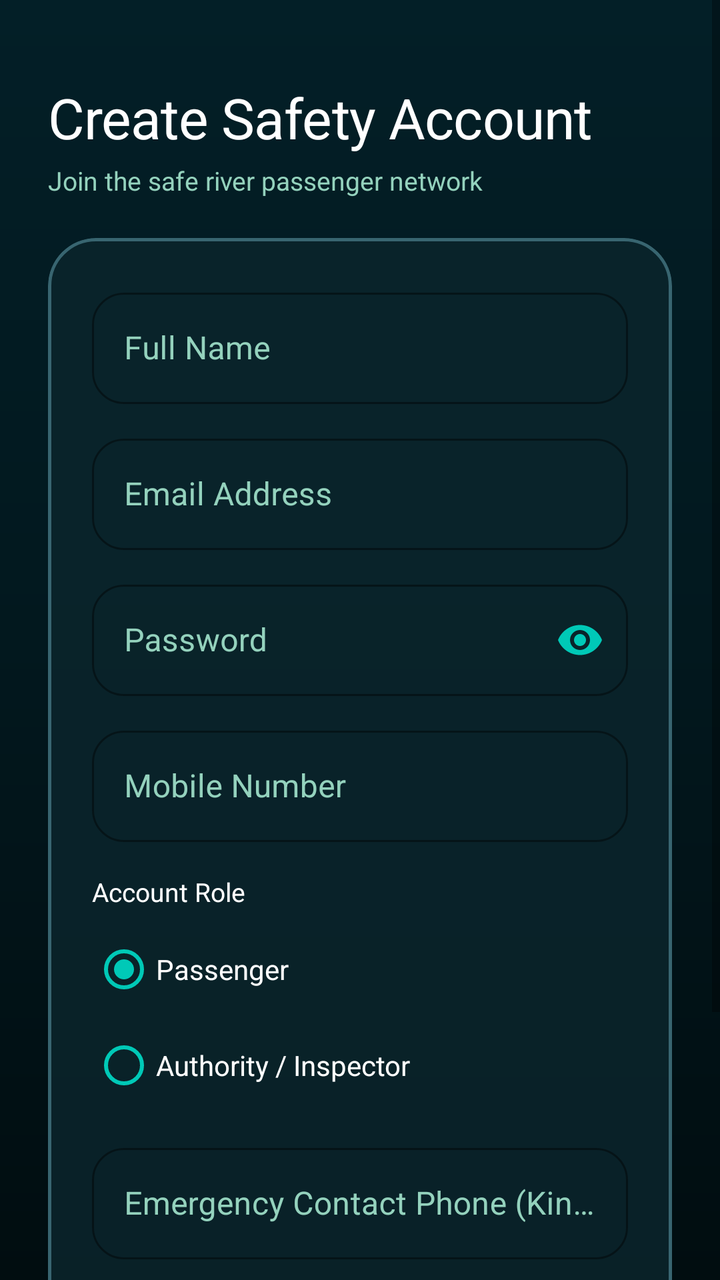
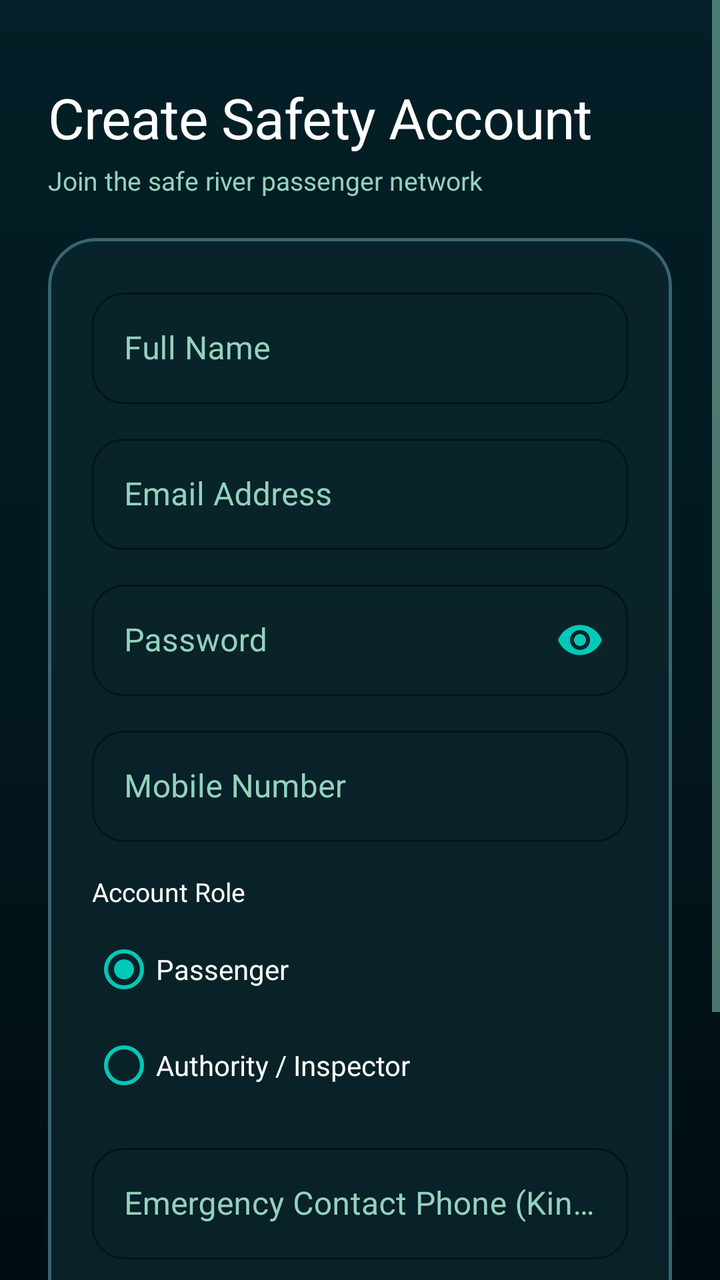

An Android layout rendered at two revisions. The XML below is the earlier revision; the diff shows what the commit changed to produce the second picture.
<!-- AndroidManifest.xml: application theme Theme.ShoreLine -->
<!-- res/layout/activity_register.xml -->
<?xml version="1.0" encoding="utf-8"?>
<ScrollView xmlns:android="http://schemas.android.com/apk/res/android"
    xmlns:app="http://schemas.android.com/apk/res-auto"
    xmlns:tools="http://schemas.android.com/tools"
    android:layout_width="match_parent"
    android:layout_height="match_parent"
    android:background="@drawable/bg_navara_gradient"
    android:fillViewport="true">

    <LinearLayout
        android:layout_width="match_parent"
        android:layout_height="wrap_content"
        android:orientation="vertical"
        android:padding="24dp">

        
        <TextView
            android:layout_width="wrap_content"
            android:layout_height="wrap_content"
            android:layout_marginTop="16dp"
            android:fontFamily="sans-serif-black"
            android:letterSpacing="-0.01"
            android:text="@string/title_register"
            android:textColor="@color/navara_text_title"
            android:textSize="28sp" />

        <TextView
            android:layout_width="wrap_content"
            android:layout_height="wrap_content"
            android:layout_marginTop="4dp"
            android:fontFamily="sans-serif-medium"
            android:text="Join the safe river passenger network"
            android:textColor="@color/navara_text_subtitle"
            android:textSize="13sp" />

        <com.google.android.material.card.MaterialCardView
            android:layout_width="match_parent"
            android:layout_height="wrap_content"
            android:layout_marginTop="20dp"
            app:cardBackgroundColor="@color/navara_glass_surface"
            app:cardCornerRadius="24dp"
            app:cardElevation="0dp"
            app:strokeColor="@color/navara_glass_border"
            app:strokeWidth="1.5dp">

            <LinearLayout
                android:layout_width="match_parent"
                android:layout_height="wrap_content"
                android:orientation="vertical"
                android:padding="22dp">

                
                <com.google.android.material.textfield.TextInputLayout
                    style="@style/Widget.MaterialComponents.TextInputLayout.OutlinedBox"
                    android:layout_width="match_parent"
                    android:layout_height="wrap_content"
                    android:hint="@string/label_full_name"
                    android:textColorHint="@color/navara_text_subtitle"
                    app:boxCornerRadiusBottomEnd="16dp"
                    app:boxCornerRadiusBottomStart="16dp"
                    app:boxCornerRadiusTopEnd="16dp"
                    app:boxCornerRadiusTopStart="16dp"
                    app:boxStrokeColor="@color/navara_neon_cyan"
                    app:hintTextColor="@color/navara_neon_cyan">

                    <com.google.android.material.textfield.TextInputEditText
                        android:id="@+id/etRegFullName"
                        android:layout_width="match_parent"
                        android:layout_height="wrap_content"
                        android:fontFamily="sans-serif"
                        android:inputType="textPersonName"
                        android:minHeight="@dimen/min_touch_target"
                        android:textColor="@color/navara_text_title" />
                </com.google.android.material.textfield.TextInputLayout>

                
                <com.google.android.material.textfield.TextInputLayout
                    style="@style/Widget.MaterialComponents.TextInputLayout.OutlinedBox"
                    android:layout_width="match_parent"
                    android:layout_height="wrap_content"
                    android:layout_marginTop="12dp"
                    android:hint="@string/label_email"
                    android:textColorHint="@color/navara_text_subtitle"
                    app:boxCornerRadiusBottomEnd="16dp"
                    app:boxCornerRadiusBottomStart="16dp"
                    app:boxCornerRadiusTopEnd="16dp"
                    app:boxCornerRadiusTopStart="16dp"
                    app:boxStrokeColor="@color/navara_neon_cyan"
                    app:hintTextColor="@color/navara_neon_cyan">

                    <com.google.android.material.textfield.TextInputEditText
                        android:id="@+id/etRegEmail"
                        android:layout_width="match_parent"
                        android:layout_height="wrap_content"
                        android:fontFamily="sans-serif"
                        android:inputType="textEmailAddress"
                        android:minHeight="@dimen/min_touch_target"
                        android:textColor="@color/navara_text_title" />
                </com.google.android.material.textfield.TextInputLayout>

                
                <com.google.android.material.textfield.TextInputLayout
                    style="@style/Widget.MaterialComponents.TextInputLayout.OutlinedBox"
                    android:layout_width="match_parent"
                    android:layout_height="wrap_content"
                    android:layout_marginTop="12dp"
                    android:hint="@string/label_password"
                    android:textColorHint="@color/navara_text_subtitle"
                    app:boxCornerRadiusBottomEnd="16dp"
                    app:boxCornerRadiusBottomStart="16dp"
                    app:boxCornerRadiusTopEnd="16dp"
                    app:boxCornerRadiusTopStart="16dp"
                    app:boxStrokeColor="@color/navara_neon_cyan"
                    app:hintTextColor="@color/navara_neon_cyan"
                    app:passwordToggleEnabled="true"
                    app:passwordToggleTint="@color/navara_neon_cyan">

                    <com.google.android.material.textfield.TextInputEditText
                        android:id="@+id/etRegPassword"
                        android:layout_width="match_parent"
                        android:layout_height="wrap_content"
                        android:fontFamily="sans-serif"
                        android:inputType="textPassword"
                        android:minHeight="@dimen/min_touch_target"
                        android:textColor="@color/navara_text_title" />
                </com.google.android.material.textfield.TextInputLayout>

                
                <com.google.android.material.textfield.TextInputLayout
                    style="@style/Widget.MaterialComponents.TextInputLayout.OutlinedBox"
                    android:layout_width="match_parent"
                    android:layout_height="wrap_content"
                    android:layout_marginTop="12dp"
                    android:hint="@string/label_phone"
                    android:textColorHint="@color/navara_text_subtitle"
                    app:boxCornerRadiusBottomEnd="16dp"
                    app:boxCornerRadiusBottomStart="16dp"
                    app:boxCornerRadiusTopEnd="16dp"
                    app:boxCornerRadiusTopStart="16dp"
                    app:boxStrokeColor="@color/navara_neon_cyan"
                    app:hintTextColor="@color/navara_neon_cyan">

                    <com.google.android.material.textfield.TextInputEditText
                        android:id="@+id/etRegPhone"
                        android:layout_width="match_parent"
                        android:layout_height="wrap_content"
                        android:fontFamily="sans-serif"
                        android:inputType="phone"
                        android:minHeight="@dimen/min_touch_target"
                        android:textColor="@color/navara_text_title" />
                </com.google.android.material.textfield.TextInputLayout>

                
                <TextView
                    android:layout_width="wrap_content"
                    android:layout_height="wrap_content"
                    android:layout_marginTop="16dp"
                    android:fontFamily="sans-serif-bold"
                    android:text="@string/label_role"
                    android:textColor="@color/navara_text_title"
                    android:textSize="13sp" />

                <RadioGroup
                    android:id="@+id/rgRole"
                    android:layout_width="match_parent"
                    android:layout_height="wrap_content"
                    android:layout_marginTop="6dp"
                    android:orientation="vertical">

                    <RadioButton
                        android:id="@+id/rbPassenger"
                        android:layout_width="match_parent"
                        android:layout_height="@dimen/min_touch_target"
                        android:buttonTint="@color/navara_neon_cyan"
                        android:checked="true"
                        android:fontFamily="sans-serif-medium"
                        android:text="@string/role_passenger"
                        android:textColor="@color/navara_text_title" />

                    <RadioButton
                        android:id="@+id/rbAdmin"
                        android:layout_width="match_parent"
                        android:layout_height="@dimen/min_touch_target"
                        android:buttonTint="@color/navara_neon_cyan"
                        android:fontFamily="sans-serif-medium"
                        android:text="@string/role_admin"
                        android:textColor="@color/navara_text_title" />
                </RadioGroup>

                
                <com.google.android.material.textfield.TextInputLayout
                    style="@style/Widget.MaterialComponents.TextInputLayout.OutlinedBox"
                    android:layout_width="match_parent"
                    android:layout_height="wrap_content"
                    android:layout_marginTop="12dp"
                    android:hint="@string/label_emergency_contact"
                    android:textColorHint="@color/navara_text_subtitle"
                    app:boxCornerRadiusBottomEnd="16dp"
                    app:boxCornerRadiusBottomStart="16dp"
                    app:boxCornerRadiusTopEnd="16dp"
                    app:boxCornerRadiusTopStart="16dp"
                    app:boxStrokeColor="@color/navara_neon_cyan"
                    app:hintTextColor="@color/navara_neon_cyan">

                    <com.google.android.material.textfield.TextInputEditText
                        android:id="@+id/etRegEmergency"
                        android:layout_width="match_parent"
                        android:layout_height="wrap_content"
                        android:fontFamily="sans-serif"
                        android:inputType="phone"
                        android:minHeight="@dimen/min_touch_target"
                        android:textColor="@color/navara_text_title" />
                </com.google.android.material.textfield.TextInputLayout>

                
                <ProgressBar
                    android:id="@+id/regProgress"
                    android:layout_width="wrap_content"
                    android:layout_height="wrap_content"
                    android:layout_gravity="center"
                    android:layout_marginTop="12dp"
                    android:indeterminateTint="@color/navara_neon_cyan"
                    android:visibility="gone" />

                
                <com.google.android.material.button.MaterialButton
                    android:id="@+id/btnDoRegister"
                    android:layout_width="match_parent"
                    android:layout_height="52dp"
                    android:layout_marginTop="20dp"
                    android:background="@drawable/bg_navara_neon_button"
                    android:fontFamily="sans-serif-black"
                    android:letterSpacing="0.04"
                    android:text="@string/btn_register"
                    android:textAllCaps="false"
                    android:textColor="@color/navara_text_dark"
                    android:textSize="15sp"
                    app:backgroundTint="@null" />

                
                <TextView
                    android:id="@+id/tvGoToLogin"
                    android:layout_width="match_parent"
                    android:layout_height="wrap_content"
                    android:layout_marginTop="14dp"
                    android:fontFamily="sans-serif-medium"
                    android:gravity="center"
                    android:minHeight="@dimen/min_touch_target"
                    android:padding="8dp"
                    android:text="@string/prompt_has_account"
                    android:textColor="@color/navara_neon_cyan"
                    android:textSize="13sp" />

            </LinearLayout>
        </com.google.android.material.card.MaterialCardView>

    </LinearLayout>
</ScrollView>
<!-- resources referenced by this layout -->
<resources>
  <color name="navara_glass_border">#386570</color>
  <color name="navara_glass_surface">#D90B252C</color>
  <color name="navara_neon_cyan">#00C9B7</color>
  <color name="navara_text_dark">#0A1C20</color>
  <color name="navara_text_subtitle">#94D2BD</color>
  <color name="navara_text_title">#FFFFFF</color>
  <dimen name="min_touch_target">48dp</dimen>
  <!-- drawable bg_navara_gradient (drawable) -->
  <?xml version="1.0" encoding="utf-8"?>
  <shape xmlns:android="http://schemas.android.com/apk/res/android"
      android:shape="rectangle">
      <gradient
          android:type="linear"
          android:angle="270"
          android:startColor="#031F27"
          android:centerColor="#02181E"
          android:endColor="#010D10" />
  </shape>
  <!-- drawable bg_navara_neon_button (drawable) -->
  <?xml version="1.0" encoding="utf-8"?>
  <ripple xmlns:android="http://schemas.android.com/apk/res/android"
      android:color="#4DFFFFFF">
      <item>
          <shape android:shape="rectangle">
              <gradient
                  android:type="linear"
                  android:angle="0"
                  android:startColor="#00A896"
                  android:endColor="#00C9B7" />
              <corners android:radius="28dp" />
          </shape>
      </item>
  </ripple>
  <string name="btn_register">Register Account</string>
  <string name="label_email">Email Address</string>
  <string name="label_emergency_contact">Emergency Contact Phone (Kin/Friend)</string>
  <string name="label_full_name">Full Name</string>
  <string name="label_password">Password</string>
  <string name="label_phone">Mobile Number</string>
  <string name="label_role">Account Role</string>
  <string name="prompt_has_account">Already registered? Sign In</string>
  <string name="role_admin">Authority / Inspector</string>
  <string name="role_passenger">Passenger</string>
  <string name="title_register">Create Safety Account</string>
  <style name="Theme.ShoreLine" parent="Theme.MaterialComponents.Light.NoActionBar">
          
          <item name="colorPrimary">@color/primary_maritime</item>
          <item name="colorPrimaryVariant">@color/primary_variant_navy</item>
          <item name="colorOnPrimary">@color/text_on_primary</item>
  
          
          <item name="colorSecondary">@color/secondary_safety_orange</item>
          <item name="colorSecondaryVariant">@color/secondary_variant_amber</item>
          <item name="colorOnSecondary">@color/text_on_primary</item>
  
          
          <item name="android:statusBarColor">@color/primary_variant_navy</item>
          <item name="android:windowLightStatusBar" tools:targetApi="m">false</item>
  
          
          <item name="android:windowBackground">@color/bg_light_canvas</item>
          <item name="android:colorBackground">@color/bg_light_canvas</item>
  
          
          <item name="fontFamily">sans-serif</item>
      </style>
  <color name="primary_maritime">#0B192C</color>
  <color name="primary_variant_navy">#08121E</color>
  <color name="text_on_primary">#FFFFFF</color>
  <color name="secondary_safety_orange">#E65100</color>
  <color name="secondary_variant_amber">#FF8F00</color>
  <color name="bg_light_canvas">#F8FAFC</color>
</resources>

<!-- the commit's change to res/layout/activity_register.xml (unified diff, before → after) -->
@@ -29,7 +29,7 @@
             android:layout_height="wrap_content"
             android:layout_marginTop="4dp"
             android:fontFamily="sans-serif-medium"
-            android:text="Join the safe river passenger network"
+            android:text="@string/register_subtitle"
             android:textColor="@color/navara_text_subtitle"
             android:textSize="13sp" />
 
<!-- resource entries referenced after the edit -->
@@ -41,36 +41,40 @@
   <string name="label_phone">Mobile Number</string>
   <string name="label_role">Account Role</string>
   <string name="prompt_has_account">Already registered? Sign In</string>
+  <string name="register_subtitle">Join the safe river passenger network</string>
   <string name="role_admin">Authority / Inspector</string>
   <string name="role_passenger">Passenger</string>
   <string name="title_register">Create Safety Account</string>
-  <style name="Theme.ShoreLine" parent="Theme.MaterialComponents.Light.NoActionBar">
+  <style name="Theme.ShoreLine" parent="Theme.MaterialComponents.NoActionBar">
           
-          <item name="colorPrimary">@color/primary_maritime</item>
-          <item name="colorPrimaryVariant">@color/primary_variant_navy</item>
-          <item name="colorOnPrimary">@color/text_on_primary</item>
+          <item name="colorPrimary">@color/navara_neon_cyan</item>
+          <item name="colorPrimaryVariant">@color/navara_bg_base</item>
+          <item name="colorOnPrimary">@color/navara_text_dark</item>
   
           
-          <item name="colorSecondary">@color/secondary_safety_orange</item>
-          <item name="colorSecondaryVariant">@color/secondary_variant_amber</item>
-          <item name="colorOnSecondary">@color/text_on_primary</item>
+          <item name="colorSecondary">@color/navara_neon_cyan</item>
+          <item name="colorSecondaryVariant">@color/navara_mint</item>
+          <item name="colorOnSecondary">@color/navara_text_dark</item>
   
           
-          <item name="android:statusBarColor">@color/primary_variant_navy</item>
+          <item name="android:statusBarColor">@color/navara_bg_base</item>
           <item name="android:windowLightStatusBar" tools:targetApi="m">false</item>
   
           
-          <item name="android:windowBackground">@color/bg_light_canvas</item>
-          <item name="android:colorBackground">@color/bg_light_canvas</item>
+          <item name="android:windowBackground">@color/navara_bg_base</item>
+          <item name="android:colorBackground">@color/navara_bg_base</item>
+  
+          
+          <item name="android:textColorPrimary">@color/navara_text_title</item>
+          <item name="android:textColorSecondary">@color/navara_text_subtitle</item>
+          <item name="android:editTextColor">@color/navara_text_title</item>
+          <item name="colorSurface">@color/navara_glass_surface</item>
+          <item name="colorOnSurface">@color/navara_text_title</item>
   
           
           <item name="fontFamily">sans-serif</item>
       </style>
-  <color name="primary_maritime">#0B192C</color>
-  <color name="primary_variant_navy">#08121E</color>
-  <color name="text_on_primary">#FFFFFF</color>
-  <color name="secondary_safety_orange">#E65100</color>
-  <color name="secondary_variant_amber">#FF8F00</color>
-  <color name="bg_light_canvas">#F8FAFC</color>
+  <color name="navara_bg_base">#02181E</color>
+  <color name="navara_mint">#94D2BD</color>
 </resources>
 
